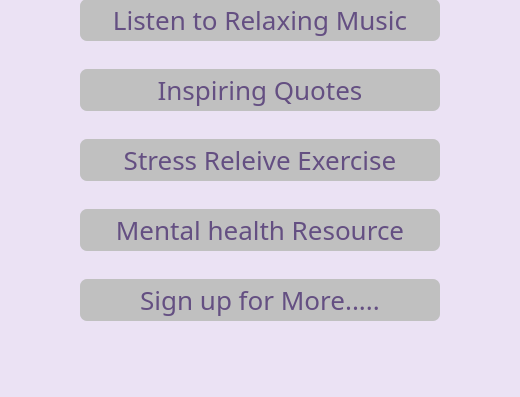
Before: the Qt Designer form static/guest.ui in lakshmivishal9496/Soft-Health, drawn with Qt 5; both pictures show x 230 to 750 and y 371 to 768 of the 1024 by 768 pixel window.
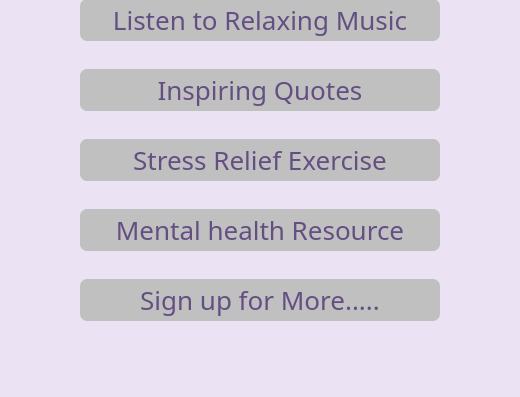
After: the same form once the commit is applied. Icons and pictures are not drawn.

Patch:
```diff
--- a/static/guest.ui
+++ b/static/guest.ui
@@ -118,7 +118,7 @@
 }</string>
    </property>
    <property name="text">
-    <string>Stress Releive Exercise</string>
+    <string>Stress Relief Exercise</string>
    </property>
   </widget>
   <widget class="QPushButton" name="resource_btn">
```
